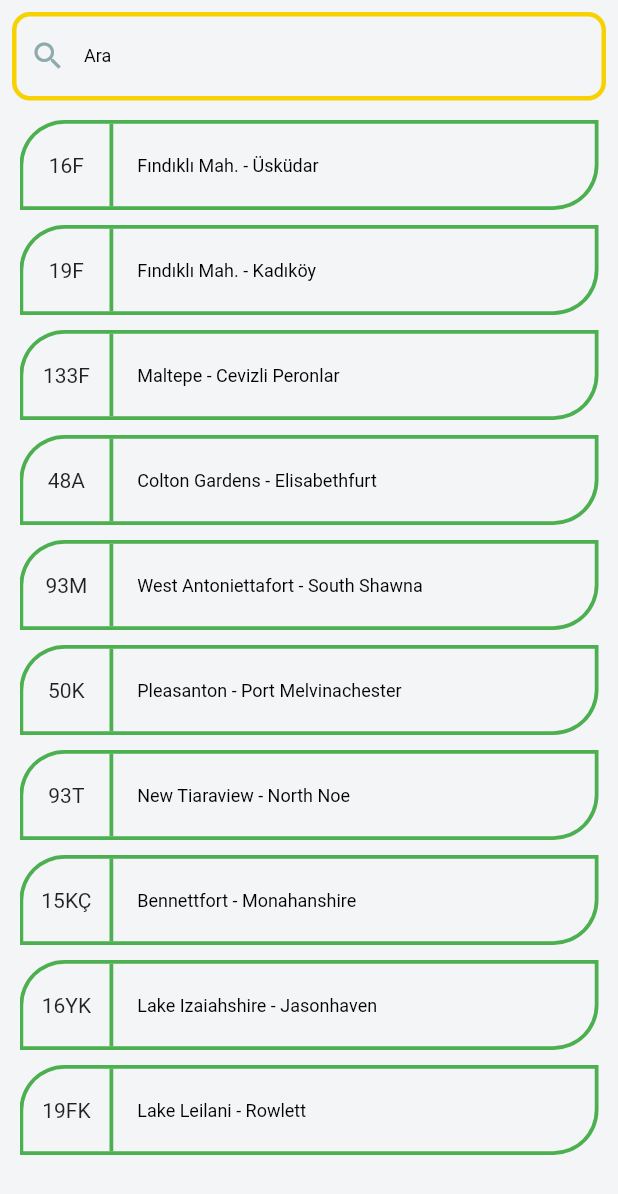
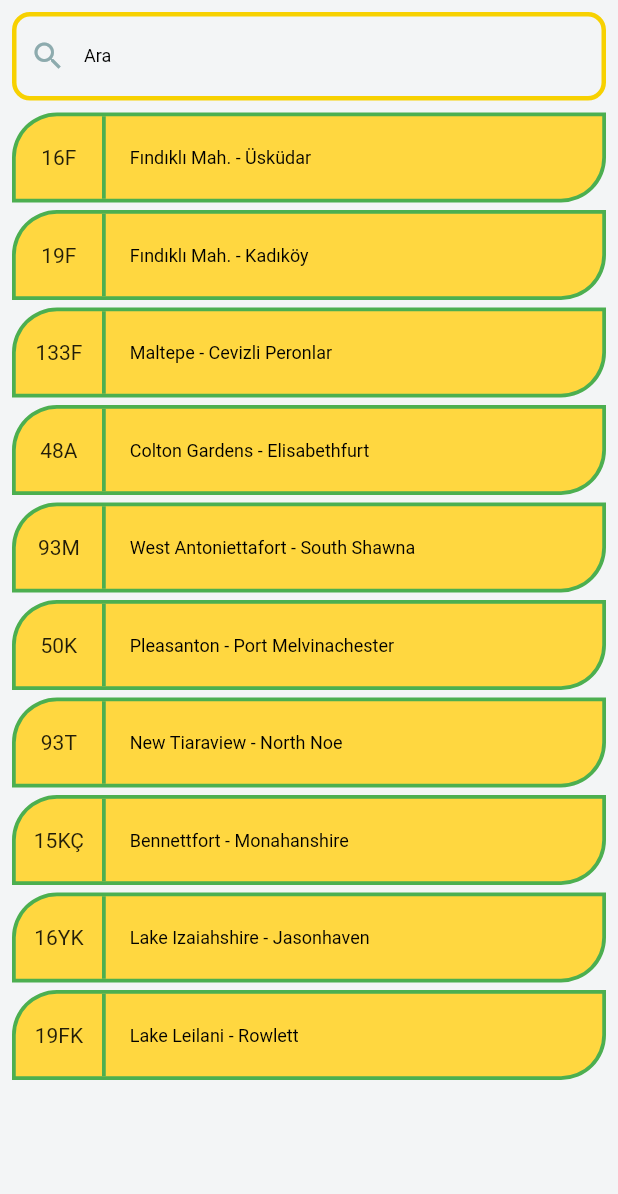
Before and after one commit to o-gkmn/bus_time, a Flutter app: the HomeScreen screen opened directly, after a tap on "Otobüs Listesi", on a phone screen of 412 x 824 dp. Shown: the top 1194 px of the screen. Run offline on Flutter 3.47's test engine with Material 2 defaults, Android fonts, the phone set to English and light mode, and no system bars; statements that could not run were skipped.

Commit message:
bus list and station list screens was added these pages was added to router on pressed functions was declared in the buttons at home screen

```diff
--- a/lib/bus_list/view/bus_list_screen.dart
+++ b/lib/bus_list/view/bus_list_screen.dart
@@ -101,21 +101,42 @@ class _BusList extends StatelessWidget {
       child: !isFocused
           ? ListView.builder(
               scrollDirection: Axis.vertical,
-              shrinkWrap: true,
               itemCount: busses.length,
               itemBuilder: ((context, index) {
-                return Padding(
-                  padding: const EdgeInsets.all(5.0),
-                  child: ClipRect(
-                    child: Container(
+                return Container(
+                  margin: index == busses.length - 1
+                      ? const EdgeInsets.only(bottom: 0.0)
+                      : const EdgeInsets.only(bottom: 5.0),
                   height: 60,
                   decoration: BoxDecoration(
+                    color: Colors.amberAccent,
                     border: Border.all(color: Colors.green, width: 2.5),
                     borderRadius: const BorderRadius.only(
                         topLeft: Radius.circular(30.0),
                         bottomRight: Radius.circular(30.0)),
                   ),
-                      child: Row(
+                  child: RowContentDesign(
+                      busCode: busses[index], busRoute: bussesRoute[index]),
+                );
+              }),
+            )
+          : const Center(
+              child: Text("Aranıyor..."),
+            ),
+    );
+  }
+}
+
+class RowContentDesign extends StatelessWidget {
+  final String busCode;
+  final String busRoute;
+
+  const RowContentDesign(
+      {super.key, required this.busCode, required this.busRoute});
+
+  @override
+  Widget build(BuildContext context) {
+    return Row(
       children: [
         Container(
           alignment: Alignment.center,
@@ -123,32 +144,25 @@ class _BusList extends StatelessWidget {
           height: 60,
           decoration: const BoxDecoration(
             border: Border(
-                                right:
-                                    BorderSide(color: Colors.green, width: 2.5),
+              right: BorderSide(color: Colors.green, width: 2.5),
             ),
           ),
           child: Text(
-                              busses[index],
+            busCode,
             textAlign: TextAlign.center,
           ),
         ),
         Expanded(
           child: ListTile(
             title: Text(
-                                bussesRoute[index],
+              busRoute,
               style: Theme.of(context).textTheme.labelMedium,
             ),
           ),
         ),
       ],
-                      ),
-                    ),
-                  ),
-                );
-              }))
-          : const Center(
-              child: Text("Aranıyor..."),
-            ),
     );
   }
 }
+
+//TODO busses ve busRoute mock repolar gerçekleriyle değiştirilicek
--- a/lib/home/view/home_screen.dart
+++ b/lib/home/view/home_screen.dart
@@ -113,8 +113,7 @@ class _StationListButton extends StatelessWidget {
   @override
   Widget build(BuildContext context) {
     return TextButton(
-      //TODO : Durak listesi ekranına yönlendirecek
-      onPressed: () {},
+      onPressed: () => Navigator.pushNamed(context, stationListRoute),
       child: Column(
         children: [
           Icon(Icons.food_bank,
@@ -132,7 +131,7 @@ class _AnnouncmentButton extends StatelessWidget {
   @override
   Widget build(BuildContext context) {
     return TextButton(
-      //TODO : Durak listesi ekranına yönlendirecek
+      //TODO : Anons listesi ekranına yönlendirecek
       onPressed: () {},
       child: Column(
         children: [
--- a/lib/route/src/page_router.dart
+++ b/lib/route/src/page_router.dart
@@ -1,6 +1,7 @@
 import 'package:bus_time/bus_list/bus_list.dart';
 import 'package:bus_time/home/home.dart';
 import 'package:bus_time/splash/splash.dart';
+import 'package:bus_time/station_list/view/station_list_screen.dart';
 import 'package:flutter/material.dart';
 
 class PageRouter {
@@ -12,6 +13,8 @@ class PageRouter {
         return MaterialPageRoute(builder: (_) => const HomeScreen());
       case "/busList":
         return MaterialPageRoute(builder: (_) => const BusListScreen());
+      case "/stationList":
+        return MaterialPageRoute(builder: (_) => const StationListScreen());
       default:
         return MaterialPageRoute(
             builder: (_) => Scaffold(
--- a/lib/route/src/routing_constants.dart
+++ b/lib/route/src/routing_constants.dart
@@ -1,3 +1,4 @@
 const String splashRoute = "/";
 const String homeRoute = "/home";
 const String busListRoute = "/busList";
+const String stationListRoute = "/stationList";
--- /dev/null
+++ b/lib/station_list/station_list.dart
@@ -0,0 +1 @@
+export 'view/view.dart';
--- /dev/null
+++ b/lib/station_list/view/view.dart
@@ -0,0 +1 @@
+export 'station_list_screen.dart';
--- a/lib/theme.dart/src/custom_theme.dart
+++ b/lib/theme.dart/src/custom_theme.dart
@@ -15,5 +15,5 @@ class CustomTheme {
       scaffoldBackgroundColor: _lightScaffoldBackgroundColor,
       primaryColor: _lightPrimaryColor,
       iconTheme: const IconThemeData(color: _lightIconThemeColor, size: 25.0),
-      textTheme: const TextTheme(labelMedium: mediumLabelTextStyle));
+      textTheme: const TextTheme(labelMedium: mediumLabelTextStyle, ));
 }
```
Also changed, not shown: lib/station_list/view/station_list_screen.dart (added, +142 -0 lines). Lines whose indentation alone changed are shown as unchanged.
